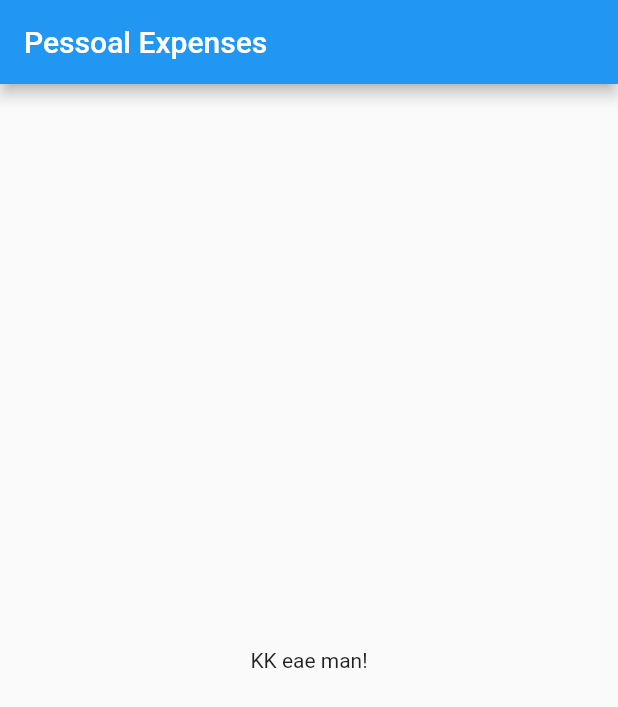
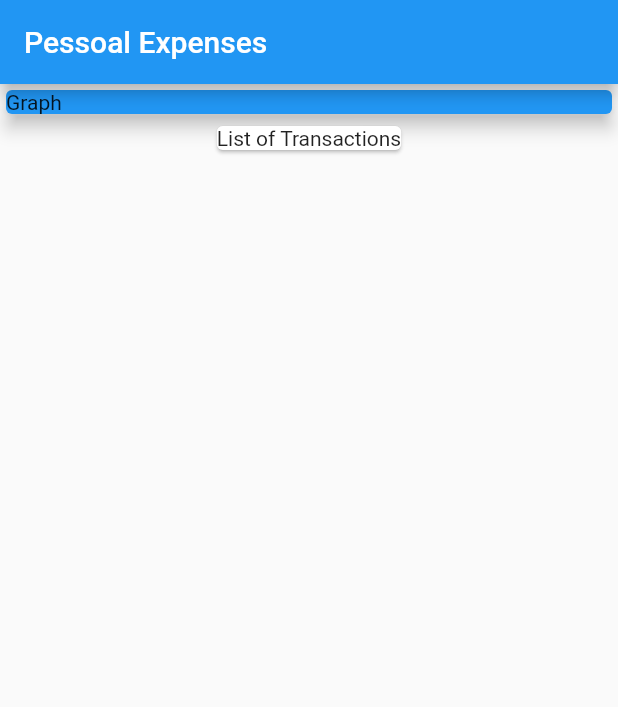
Before and after one commit to avatarrrrr/expenses, a Flutter app: the screen it shows after launch, on a phone screen of 412 x 824 dp. Shown: the top 707 px of the screen. Run offline on Flutter 3.47's test engine with Material 2 defaults, Android fonts, the phone set to English and light mode, and no system bars.

Commit message:
Add cards on app

```diff
--- a/lib/main.dart
+++ b/lib/main.dart
@@ -18,8 +18,18 @@ class MyHomePage extends StatelessWidget {
       appBar: AppBar(
         title: Text('Pessoal Expenses'),
       ),
-      body: Center(
-        child: Text('KK eae man!'),
+      body: Column(
+        children: [
+          Container(
+            width: double.infinity,
+            child: Card(
+              child: Text('Graph'),
+              elevation: 5,
+              color: Colors.blue,
+            ),
+          ),
+          Card(child: Text('List of Transactions')),
+        ],
       ),
     );
   }
```
Also changed, not shown: 1 other file.
